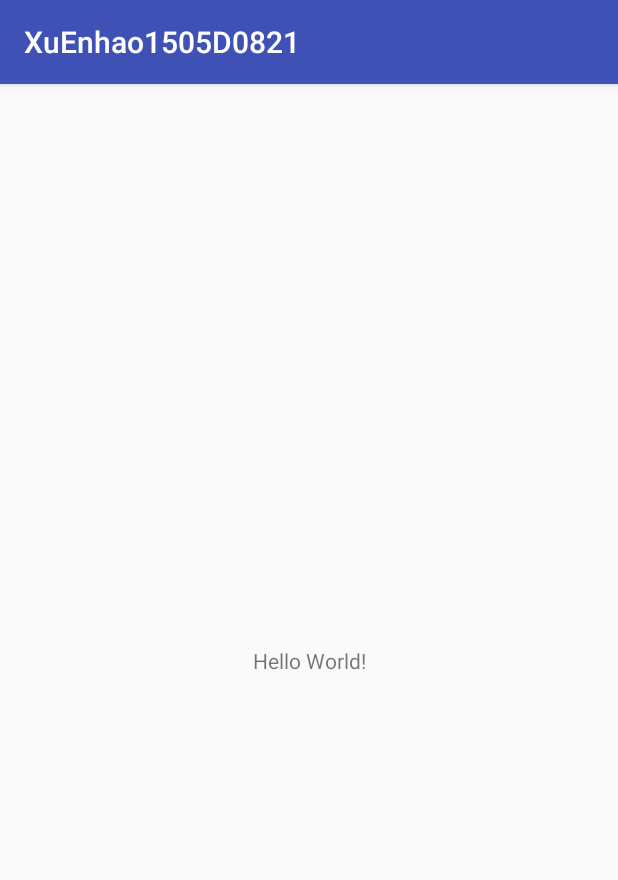
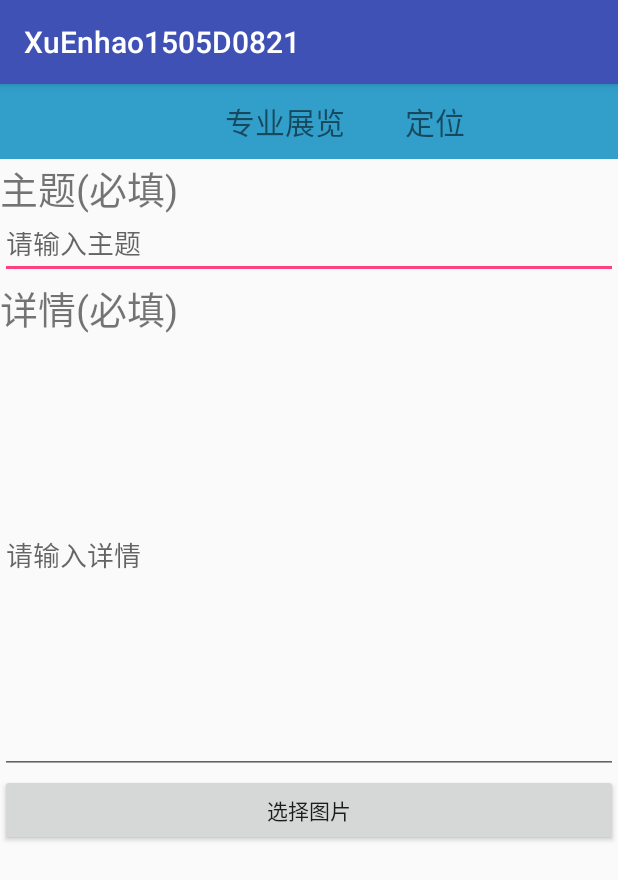
Before and after one commit to XuEnhao/BaiduDingWeiDemo, an Android app: the screen it shows after launch (MainActivity), on a phone screen of 412 x 824 dp. Shown: the top 880 px of the screen. Run offline under Robolectric (Android 15) with nearby library versions, the phone set to English and light mode, and no system bars; libraries missing offline, so code that uses them is left out: com.baidu.location; 15 statements that could not run were skipped.

Commit message:
第三次 布局

```diff
--- a/app/src/main/res/layout/activity_main.xml
+++ b/app/src/main/res/layout/activity_main.xml
@@ -1,18 +1,74 @@
 <?xml version="1.0" encoding="utf-8"?>
-<android.support.constraint.ConstraintLayout xmlns:android="http://schemas.android.com/apk/res/android"
+<LinearLayout xmlns:android="http://schemas.android.com/apk/res/android"
     xmlns:app="http://schemas.android.com/apk/res-auto"
     xmlns:tools="http://schemas.android.com/tools"
     android:layout_width="match_parent"
     android:layout_height="match_parent"
+    android:orientation="vertical"
     tools:context="com.bawei.xuenhao1505d0821.MainActivity">
 
-    <TextView
-        android:layout_width="wrap_content"
-        android:layout_height="wrap_content"
-        android:text="Hello World!"
-        app:layout_constraintBottom_toBottomOf="parent"
-        app:layout_constraintLeft_toLeftOf="parent"
-        app:layout_constraintRight_toRightOf="parent"
-        app:layout_constraintTop_toTopOf="parent" />
+    <LinearLayout
+        android:layout_width="match_parent"
+        android:background="#319fca"
+        android:orientation="horizontal"
+        android:layout_height="50dp">
+        <TextView
+            android:layout_width="wrap_content"
+            android:layout_height="wrap_content"
+            android:text="专业展览"
+            android:layout_marginLeft="150dp"
+            android:layout_gravity="center"
+            android:textSize="20sp"
+            />
+        <TextView
+            android:id="@+id/dingwei"
+            android:layout_width="wrap_content"
+            android:layout_height="wrap_content"
+            android:textSize="20sp"
+            android:layout_gravity="center"
+            android:layout_marginLeft="40dp"
+            android:text="定位"
+            />
+    </LinearLayout>
 
-</android.support.constraint.ConstraintLayout>
+    <LinearLayout
+        android:layout_width="match_parent"
+        android:orientation="vertical"
+        android:layout_height="80dp">
+        <TextView
+            android:layout_width="match_parent"
+            android:text="主题(必填)"
+            android:textSize="25sp"
+            android:layout_height="wrap_content" />
+        <EditText
+            android:layout_width="match_parent"
+            android:layout_height="wrap_content"
+            android:hint="请输入主题"/>
+    </LinearLayout>
+
+    <LinearLayout
+        android:layout_width="match_parent"
+        android:orientation="vertical"
+        android:layout_height="330dp"
+        >
+        <TextView
+            android:layout_width="match_parent"
+            android:text="详情(必填)"
+            android:textSize="25sp"
+            android:layout_height="wrap_content" />
+
+        <EditText
+            android:id="@+id/editText"
+            android:layout_width="match_parent"
+            android:layout_height="match_parent"
+            android:hint="请输入详情" />
+
+    </LinearLayout>
+        <Button
+            android:id="@+id/change"
+            android:layout_width="match_parent"
+            android:text="选择图片"
+            android:layout_height="wrap_content" />
+
+
+</LinearLayout>
```
